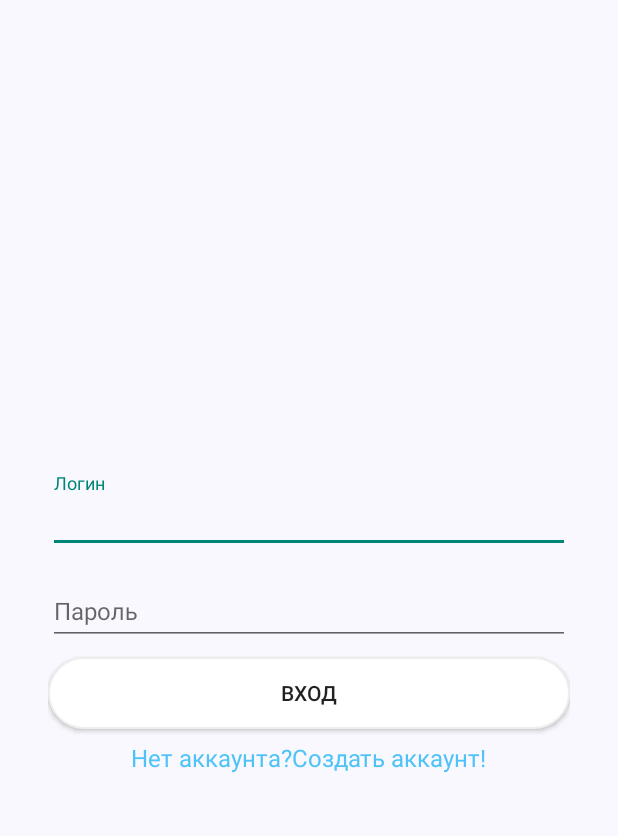
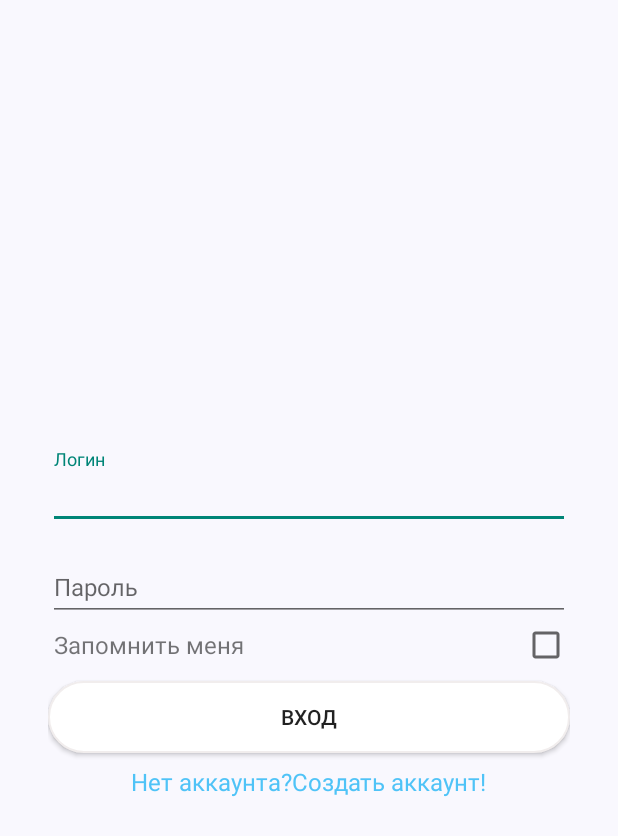
Before and after one commit to IbroJim/eLibrary, an Android app: the screen it shows after launch (LoginActivity), on a phone screen of 412 x 824 dp. Shown: the top 836 px of the screen. Run offline under Robolectric (Android 15) with nearby library versions, the phone set to English and light mode, and no system bars.

Commit message:
create log in

```diff
--- a/app/src/main/java/hackathon/elibrary/Account/LoginActivity.java
+++ b/app/src/main/java/hackathon/elibrary/Account/LoginActivity.java
@@ -2,48 +2,123 @@ package hackathon.elibrary.Account;
 
 import android.content.Context;
 import android.content.Intent;
+import android.content.SharedPreferences;
 import android.os.Bundle;
 import android.support.annotation.Nullable;
 import android.support.v7.app.AppCompatActivity;
 import android.support.v7.widget.AppCompatButton;
 import android.view.View;
+import android.widget.CheckBox;
+import android.widget.EditText;
 import android.widget.TextView;
+import android.widget.Toast;
 
 import hackathon.elibrary.Home.HomeActivity;
-import hackathon.elibrary.Profile.ProfileActivity;
 import hackathon.elibrary.R;
+import hackathon.elibrary.Util.ApiInterface;
+import retrofit2.Call;
+import retrofit2.Callback;
+import retrofit2.Response;
+import retrofit2.Retrofit;
+import retrofit2.converter.gson.GsonConverterFactory;
 
 public class LoginActivity extends AppCompatActivity {
 
     private AppCompatButton appCompatButton;
     private TextView textView;
     private Context mContext=LoginActivity.this;
+    private EditText editLogin,editPasswrod;
+    private CheckBox remeberMe;
+    private   static final String BASE_URL="https://elibrary-app.herokuapp.com/#/docs/";
+    private  final  String SAVE_LOGIN="save_login";
+    private final   String SAVE_PASSWORD="save_password";
+    SharedPreferences sharedLogin,sharedPassword;
+
+
 
     @Override
     protected void onCreate(@Nullable Bundle savedInstanceState) {
         super.onCreate(savedInstanceState);
         setContentView(R.layout.activity_login);
-
-        appCompatButton=(AppCompatButton) findViewById(R.id.login_in);
+        setupView();
+        setupShared();
         textView=(TextView) findViewById(R.id.create_account);
-        appCompatButton.setOnClickListener(new View.OnClickListener() {
-            @Override
-            public void onClick(View v) {
-
-                Intent intent=new Intent(mContext,HomeActivity.class);
-                startActivity(intent);
-            }
-        });
-
         textView.setOnClickListener(new View.OnClickListener() {
             @Override
             public void onClick(View v) {
-
+                setupChekBox();
                 Intent intent=new Intent(mContext, RegistryActivity.class);
                 startActivity(intent);
             }
         });
+        appCompatButton=(AppCompatButton) findViewById(R.id.login_in);
+        appCompatButton.setOnClickListener(new View.OnClickListener() {
+            @Override
+            public void onClick(View v) {
+                appCompatButton.setOnClickListener(new View.OnClickListener() {
+                    @Override
+                    public void onClick(View v) {
+                        if(editLogin.getText()!=null&&editPasswrod.getText()!=null) {
+                            LogIn logIn = new LogIn(editLogin.getText().toString(),
+                                    editPasswrod.getText().toString());
+                            logInProfile(logIn);
+                        }
+                    }
+                });
             }
+        }); }
+private  void  setupView(){
+             editLogin=(EditText) findViewById(R.id.login_in_login);
+             editPasswrod=(EditText) findViewById(R.id.login_in_passwrod);
+             remeberMe=(CheckBox)  findViewById(R.id.save_me);
+            }
+private void logInProfile(LogIn logIn){
+    Retrofit.Builder builder= new Retrofit.Builder()
+            .baseUrl(BASE_URL)
+            .addConverterFactory(GsonConverterFactory.create());
+    Retrofit retrofit=builder.build();
+    ApiInterface client=retrofit.create(ApiInterface.class);
+    Call<LogIn> logInCall=client.logInPtofile(logIn);
+    logInCall.enqueue(new Callback<LogIn>() {
+        @Override
+        public void onResponse(Call<LogIn> call, Response<LogIn> response) {
+            if (response.code()==200){
+                setupChekBox();
+                Intent intent=new Intent(mContext,HomeActivity.class);
+                startActivity(intent);
+            }
+        }
 
+        @Override
+        public void onFailure(Call<LogIn> call, Throwable t) {
+            Toast.makeText(mContext," Petyx",Toast.LENGTH_SHORT).show();
+        }
+    });
+}
+private void setupChekBox(){
+        if(remeberMe.isChecked()){
+       sharedLogin=getPreferences(MODE_PRIVATE);
+            SharedPreferences.Editor ed=sharedLogin.edit();
+            ed.putString(SAVE_LOGIN, editLogin.getText().toString());
+            ed.commit();
+
+       sharedPassword=getPreferences(MODE_PRIVATE);
+            SharedPreferences.Editor ep=sharedLogin.edit();
+            ep.putString(SAVE_PASSWORD,editPasswrod.getText().toString());
+            ep.commit();
+        }
+}
+private void setupShared(){
+        sharedLogin=getPreferences(MODE_PRIVATE);
+        String login=sharedLogin.getString(SAVE_LOGIN,"");
+        if(login!=null){
+            editLogin.setText(login);
+        }
+        sharedPassword=getPreferences(MODE_PRIVATE);
+        String password=sharedPassword.getString(SAVE_PASSWORD,"");
+        if(password!=null){
+            editPasswrod.setText(password);
+        }
+}
 
 }
--- a/app/src/main/java/hackathon/elibrary/Util/ApiInterface.java
+++ b/app/src/main/java/hackathon/elibrary/Util/ApiInterface.java
@@ -1,12 +1,19 @@
 package hackathon.elibrary.Util;
 
+import hackathon.elibrary.Account.LogIn;
 import hackathon.elibrary.Account.User;
+import okhttp3.ResponseBody;
 import retrofit2.Call;
 import retrofit2.http.Body;
+import retrofit2.http.Field;
+import retrofit2.http.FormUrlEncoded;
 import retrofit2.http.POST;
 
 public interface ApiInterface {
 
-    @POST("/api/register")
+    @POST("api/register")
     Call<User> createAccount(@Body User user );
+    @POST("api/authenticate")
+    Call<LogIn>  logInPtofile(@Body LogIn logIn);
+
 }
--- a/app/src/main/java/hackathon/elibrary/Util/BottomNavigationSetupOptions.java
+++ b/app/src/main/java/hackathon/elibrary/Util/BottomNavigationSetupOptions.java
@@ -77,4 +77,5 @@ public class BottomNavigationSetupOptions {
         });
     }
 
+
 }
--- a/app/src/main/res/layout/activity_login.xml
+++ b/app/src/main/res/layout/activity_login.xml
@@ -15,6 +15,7 @@
         <android.support.design.widget.TextInputLayout
            style="@style/MYTextInputLayout">
             <EditText
+                android:id="@+id/login_in_login"
                 android:hint="@string/login"
                 style="@style/MyEditText"
                 android:inputType="textPersonName"/>
@@ -22,10 +23,27 @@
         <android.support.design.widget.TextInputLayout
            style="@style/MYTextInputLayout">
             <EditText
+                android:id="@+id/login_in_passwrod"
                 android:inputType="textPassword"
                 android:hint="@string/password"
                 style="@style/MyEditText"/>
         </android.support.design.widget.TextInputLayout>
+        <RelativeLayout
+            android:layout_width="match_parent"
+            android:layout_height="wrap_content">
+            <TextView
+                android:textSize="16sp"
+                android:layout_marginLeft="4dp"
+                android:layout_centerVertical="true"
+                android:layout_width="wrap_content"
+                android:layout_height="wrap_content"
+                android:text="Запомнить меня"/>
+            <CheckBox
+                android:id="@+id/save_me"
+                android:layout_alignParentRight="true"
+                android:layout_width="wrap_content"
+                android:layout_height="wrap_content" />
+        </RelativeLayout>
         <android.support.v7.widget.AppCompatButton
             android:id="@+id/login_in"
             android:layout_width="match_parent"
```
Also changed, not shown: app/src/main/java/hackathon/elibrary/Account/LogIn.java (added, +21 -0 lines), app/src/main/java/hackathon/elibrary/Account/RegistryActivity.java (+10 -12 lines), app/src/main/java/hackathon/elibrary/Account/User.java (+39 -15 lines), app/src/main/res/layout/activity_registry.xml (+6 -2 lines).
